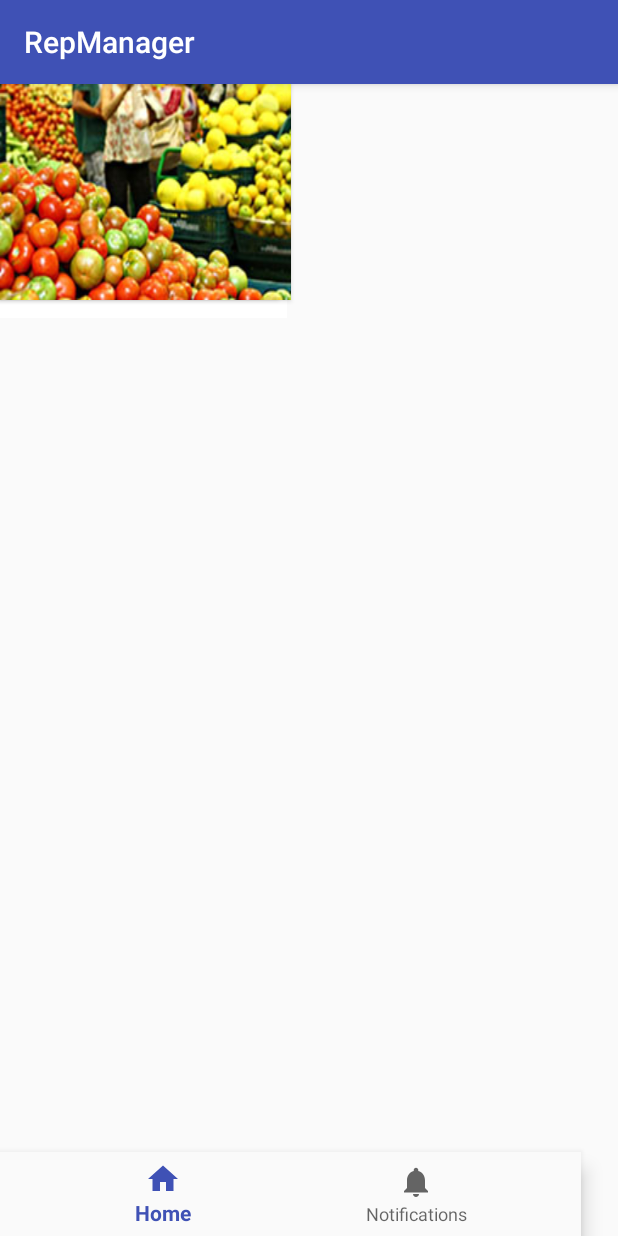
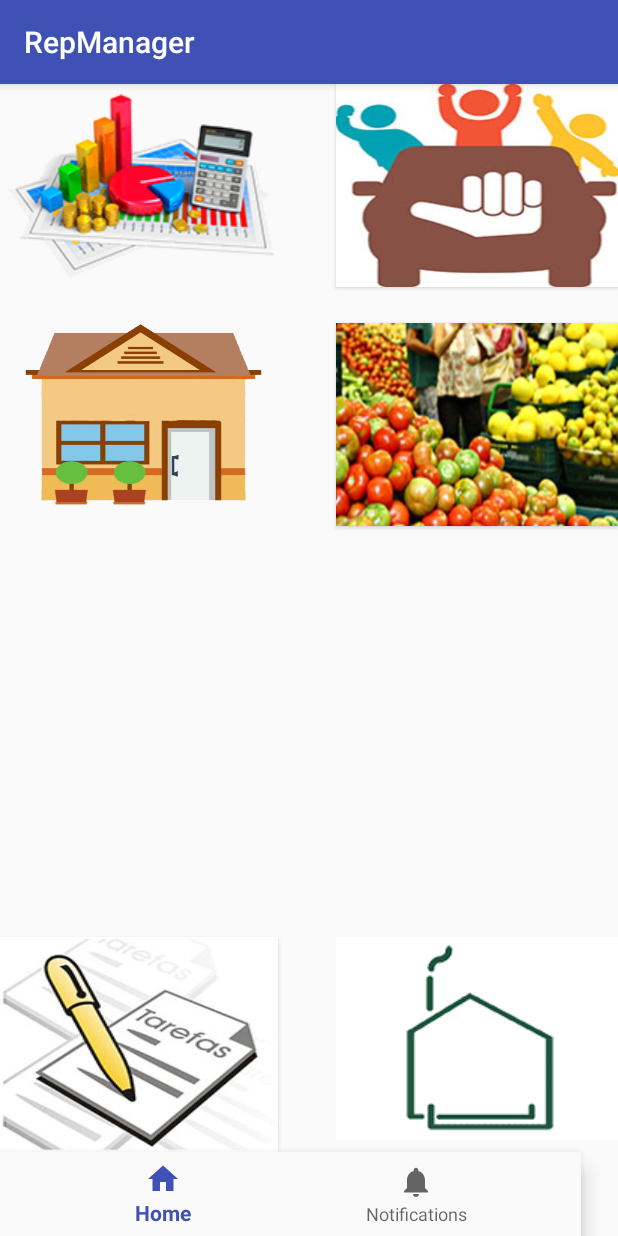
Before and after one commit to Luterium/RepManager, an Android app: the screen it shows after launch (MainActivity), on a phone screen of 412 x 824 dp. Run offline under Robolectric (Android 15) with nearby library versions, the phone set to English and light mode, and no system bars.

Commit message:
3rd commit
Correção de erros do Constraint Margin

```diff
--- a/app/src/main/AndroidManifest.xml
+++ b/app/src/main/AndroidManifest.xml
@@ -21,7 +21,9 @@
         <activity
             android:name=".Republica"
             android:label="@string/title_activity_republica"
-            android:theme="@style/AppTheme.NoActionBar"></activity>
+            android:theme="@style/AppTheme.NoActionBar"
+            android:screenOrientation="portrait">
+        </activity>
     </application>
 
 </manifest>
--- a/app/src/main/res/layout/activity_main.xml
+++ b/app/src/main/res/layout/activity_main.xml
@@ -24,49 +24,53 @@
         android:layout_width="188dp"
         android:layout_height="135dp"
         android:background="@drawable/tiltanaojajatemmais"
-        tools:layout_editor_absoluteX="0dp"
-        tools:layout_editor_absoluteY="0dp" />
+        app:layout_constraintStart_toStartOf="parent"
+        app:layout_constraintTop_toTopOf="parent" />
 
     <Button
         android:id="@+id/button2"
-        android:layout_width="192dp"
+        android:layout_width="188dp"
         android:layout_height="135dp"
         android:background="@drawable/carona"
-        tools:layout_editor_absoluteX="190dp"
-        tools:layout_editor_absoluteY="0dp" />
+        app:layout_constraintEnd_toEndOf="parent"
+        app:layout_constraintTop_toTopOf="parent" />
 
     <Button
         android:id="@+id/button3"
         android:layout_width="185dp"
         android:layout_height="143dp"
         android:background="@drawable/tarefa"
-        tools:layout_editor_absoluteX="0dp"
-        tools:layout_editor_absoluteY="144dp" />
+        app:layout_constraintBottom_toTopOf="@+id/navigation"
+        app:layout_constraintStart_toStartOf="parent" />
 
     <Button
         android:id="@+id/button4"
         android:layout_width="185dp"
-        android:layout_height="155dp"
+        android:layout_height="135dp"
+        android:layout_marginTop="24dp"
         android:background="@drawable/republica"
-        tools:layout_editor_absoluteX="0dp"
-        tools:layout_editor_absoluteY="294dp" />
+        app:layout_constraintStart_toStartOf="parent"
+        app:layout_constraintTop_toBottomOf="@+id/button" />
 
     <Button
         android:id="@+id/button5"
-        android:layout_width="194dp"
-        android:layout_height="144dp"
+        android:layout_width="188dp"
+        android:layout_height="135dp"
+        android:layout_marginTop="24dp"
         android:background="@drawable/tomato"
-        tools:layout_editor_absoluteX="190dp"
-        tools:layout_editor_absoluteY="144dp" />
+        app:layout_constraintEnd_toEndOf="parent"
+        app:layout_constraintTop_toBottomOf="@+id/button2" />
 
     <ImageButton
         android:id="@+id/imageButton"
-        android:layout_width="191dp"
-        android:layout_height="156dp"
-        android:background="?android:attr/colorBackgroundFloating"
+        android:layout_width="188dp"
+        android:layout_height="135dp"
+        android:layout_marginBottom="8dp"
+        android:background="@android:color/background_light"
+        android:contentDescription="@string/appImage"
         android:cropToPadding="false"
-        app:srcCompat="@drawable/repmanager128"
-        tools:layout_editor_absoluteX="192dp"
-        tools:layout_editor_absoluteY="294dp" />
+        app:layout_constraintBottom_toTopOf="@+id/navigation"
+        app:layout_constraintEnd_toEndOf="parent"
+        app:srcCompat="@drawable/repmanager128" />
 
 </android.support.constraint.ConstraintLayout>
--- a/app/src/main/res/values/strings.xml
+++ b/app/src/main/res/values/strings.xml
@@ -4,4 +4,5 @@
     <string name="title_dashboard">Dashboard</string>
     <string name="title_notifications">Notifications</string>
     <string name="title_activity_republica">Republica</string>
+    <string name="appImage">Imagem do app</string>
 </resources>
```
